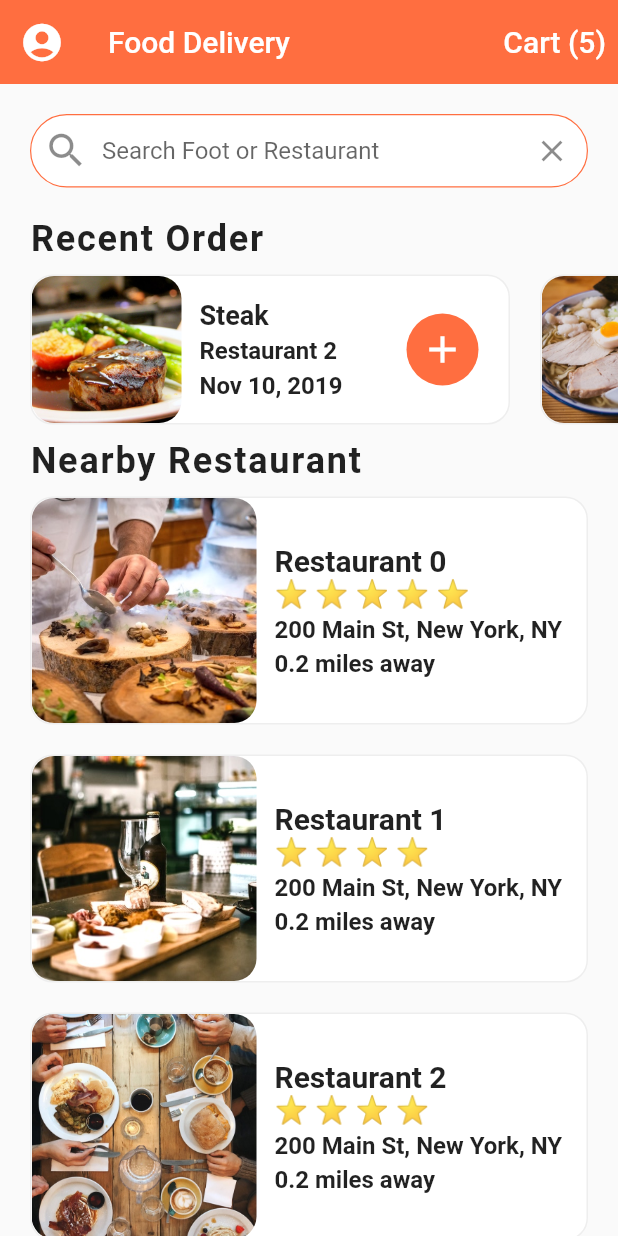
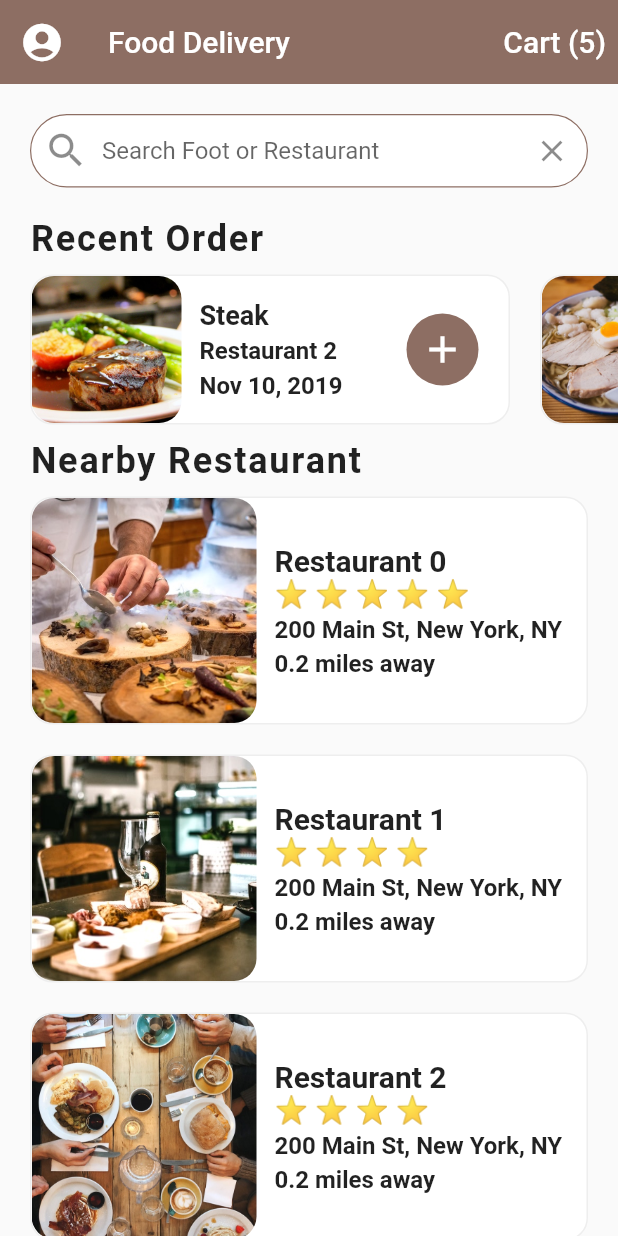
Before and after one commit to RadiRS/flutter-ui, a Flutter app: the screen it shows after launch, on a phone screen of 412 x 824 dp. Run offline on Flutter 3.47's test engine with Material 2 defaults, Android fonts, the phone set to English and light mode, and no system bars.

Commit message:
Updated primary colors

```diff
--- a/lib/main.dart
+++ b/lib/main.dart
@@ -13,7 +13,7 @@ class MyApp extends StatelessWidget {
       title: 'Flutter Food Delivery',
       theme: ThemeData(
         scaffoldBackgroundColor: Colors.grey[50],
-        primaryColor: Colors.deepOrangeAccent,
+        primaryColor: Colors.brown[400],
       ),
       home: HomeScreen(),
     );
```
